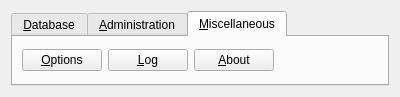
Old version of the form client/ui/Taskbar.ui in the repository erikku/frosty.
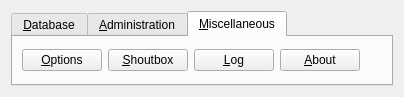
New version of the form. The open tabs and pages were chosen to show the change.

Diff of the .ui file:
```diff
--- a/client/ui/Taskbar.ui
+++ b/client/ui/Taskbar.ui
@@ -6,7 +6,7 @@
    <rect>
     <x>0</x>
     <y>0</y>
-    <width>400</width>
+    <width>404</width>
     <height>97</height>
    </rect>
   </property>
@@ -113,6 +113,13 @@
          </property>
         </widget>
        </item>
+       <item>
+        <widget class="QPushButton" name="shoutButton">
+         <property name="text">
+          <string>&amp;Shoutbox</string>
+         </property>
+        </widget>
+       </item>
        <item>
         <widget class="QPushButton" name="logButton">
          <property name="text">
```
Left out of the diff: 3 changed lines with no effect on the pictures.
